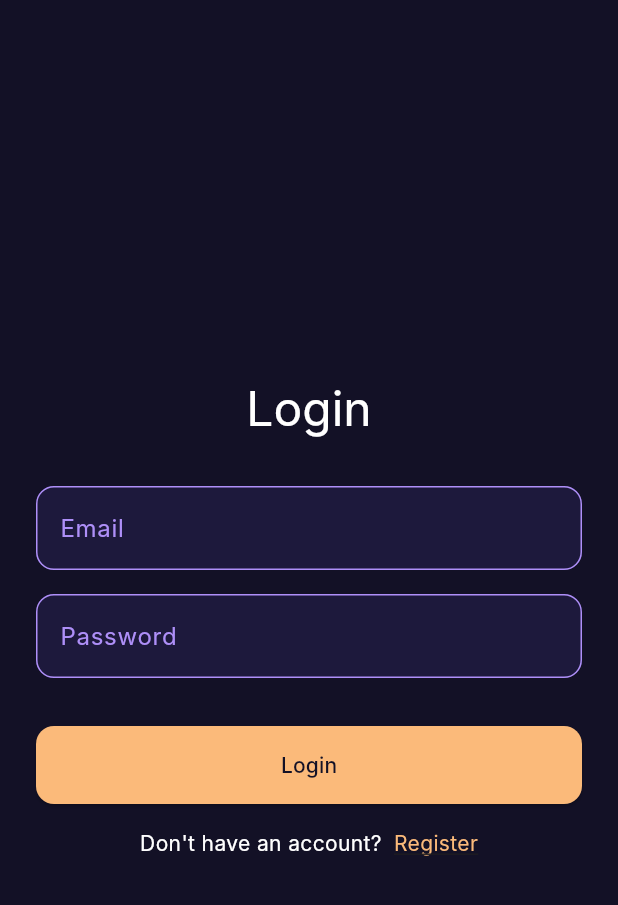
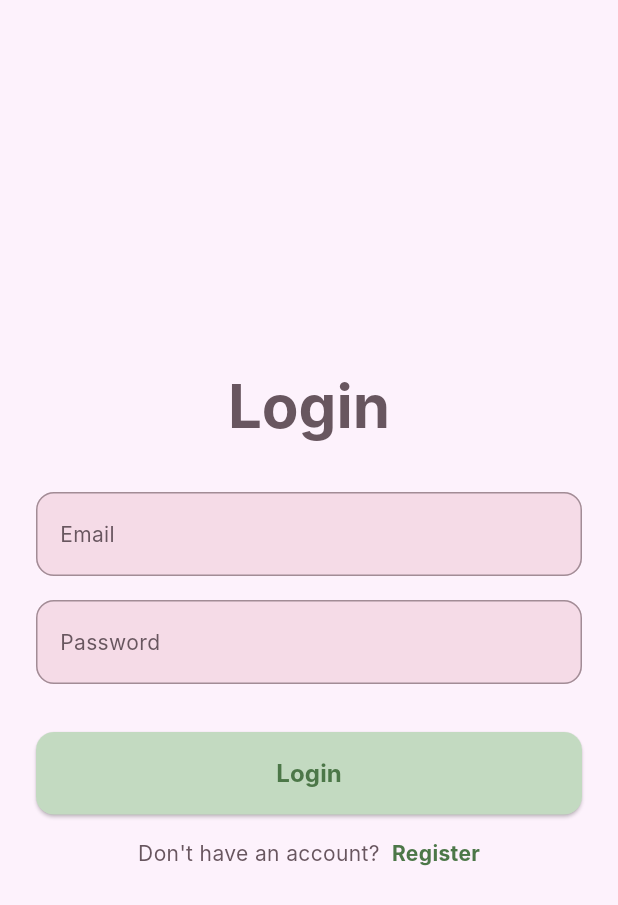
Before and after one commit to hazellenuts/beruang-app, a Flutter app: the screen it shows after launch, on a phone screen of 412 x 824 dp. Shown: the top 905 px of the screen. Run offline on Flutter 3.47's test engine with Material 3 defaults, Android fonts, the phone set to English and light mode, and no system bars; our stand-ins replace cloud_firestore, firebase_auth, firebase_core, phosphor_flutter; missing offline and left inert: multi_thumb_range_slider; accounts and stored records are empty; Roboto replaces fonts that are missing (Inter).

Commit message:
refactor: update color

```diff
--- a/lib/app.dart
+++ b/lib/app.dart
@@ -10,7 +10,7 @@ class BeruangApp extends StatelessWidget {
     return MaterialApp(
       debugShowCheckedModeBanner: false,
       title: 'Beruang',
-      theme: AppTheme.darkTheme(),
+      theme: AppTheme.lightTheme(),
       home: const AuthGate(),
     );
   }
--- a/lib/auth/login_page.dart
+++ b/lib/auth/login_page.dart
@@ -1,6 +1,5 @@
 import 'package:beruang/auth/auth_service.dart';
 import 'package:beruang/auth/signup_page.dart';
-import 'package:beruang/core/constants/colors.dart';
 import 'package:beruang/core/constants/spacing.dart';
 import 'package:beruang/features/home/home_page.dart';
 import 'package:beruang/widgets/app_text_field.dart';
@@ -22,6 +21,7 @@ class _LoginPageState extends State<LoginPage> {
   final TextEditingController _passwordController = TextEditingController();
 
   bool _isLoading = false;
+  bool _hasNavigated = false;
 
   Future<void> _login() async {
     if (!_formKey.currentState!.validate()) return;
@@ -34,25 +34,29 @@ class _LoginPageState extends State<LoginPage> {
         password: _passwordController.text,
       );
 
+      if (!mounted) return;
+
       if (user != null) {
-        // Pindah ke homepage setelah login sukses
-        if (context.mounted) {
+        _hasNavigated = true;
+
         Navigator.pushReplacement(
           context,
           MaterialPageRoute(builder: (_) => const HomePage()),
         );
       }
-      }
     } catch (e) {
-      if (context.mounted) {
+      if (!mounted) return;
+
       ScaffoldMessenger.of(context).showSnackBar(
         SnackBar(content: Text('Login gagal: $e')),
       );
-      }
     } finally {
-      if (mounted) setState(() => _isLoading = false);
+      if (mounted && !_hasNavigated) {
+        setState(() => _isLoading = false);
       }
     }
+  }
+
 
   @override
   Widget build(BuildContext context) {
@@ -67,7 +71,7 @@ class _LoginPageState extends State<LoginPage> {
               children: [
                 Text(
                   "Login",
-                  style: Theme.of(context).textTheme.headlineLarge,
+                  style: Theme.of(context).textTheme.titleLarge,
                 ),
                 const SizedBox(height: AppSpacing.xl),
 
@@ -110,11 +114,11 @@ class _LoginPageState extends State<LoginPage> {
                           MaterialPageRoute(builder: (_) => const SignupPage()),
                         );
                       },
-                      child: const Text(
+                      child: Text(
                         'Register',
-                        style: TextStyle(
-                          color: AppColors.primary,
-                          decoration: TextDecoration.underline,
+                        style: Theme.of(context).textTheme.bodyMedium?.copyWith(
+                              color: Theme.of(context).colorScheme.onPrimary,
+                              fontWeight: FontWeight.bold,
                             ),
                       ),
                     ),
--- a/lib/core/constants/colors.dart
+++ b/lib/core/constants/colors.dart
@@ -1,17 +1,34 @@
 import 'package:flutter/material.dart';
 
 class AppColors {
-  // ===== Base Colors =====
-  static const background = Color(0xFF131126);
-  static const primary = Color(0xFFFBBA7A);
-  static const primaryVariant = Color(0xFFA2784D);
-  static const secondary = Color(0xFFAE8FF8);
-  static const secondaryVariant = Color(0xFF66549A);
-  static const surface = Color(0xFF1D193C);
-  static const surfaceVariant = Color(0xFF2D2465);
-  static const error = Color(0xFFDA5673);
-  static const success = Color(0xFFB6FCF9);
-  static const accent = Colors.white;
+  // dark
+  static const darkBackground = Color(0xFF131126);
+  static const darkprimary = Color(0xFFFBBA7A);
+  static const darkprimaryVariant = Color(0xFFA2784D);
+  static const darksecondary = Color(0xFFAE8FF8);
+  static const darksecondaryVariant = Color(0xFF66549A);
+  static const darksurface = Color(0xFF1D193C);
+  static const darksurfaceVariant = Color(0xFF2D2465);
+  static const darkerror = Color(0xFFDA5673);
+  static const darksuccess = Color(0xFFB6FCF9);
+  static const darkaccent = Colors.white;
+
+  // light
+  static const lightBackground = Color(0xFFFDF2FC);
+  static const lightprimary = Color(0xFFC3DAC1);
+  static const lightprimaryVariant = Color(0xFFA2B3A0);
+  static const lightsecondary = Color(0xFFFFB9CD);
+  static const lightsecondaryVariant = Color(0xFFE493AA);
+  static const lightsurface = Color(0xFFF5DBE7);
+  static const lightsurfaceVariant = Color(0xFFEDCCDB);
+  static const lightOnSecondary = Color(0xFFBF4D6E);
+  static const lightOnPrimary = Color(0xFF4C7748);
+  static const lightaccent = Color(0xFFA28C96);
+  static const lightaccentVariant = Color(0xFFBED3F2);
+  static const lightOnAccent = Color(0xFF678CC2);
+  static const lightTextColor = Color(0xFF68565F);
+
+
 
   // ===== On Colors =====
   static const whiteTextColor = Colors.white;
--- a/lib/core/theme/app_theme.dart
+++ b/lib/core/theme/app_theme.dart
@@ -2,27 +2,42 @@ import 'package:flutter/material.dart';
 import '../constants/colors.dart';
 
 class AppTheme {
-  static ThemeData darkTheme() {
+  static ThemeData lightTheme() {
     return ThemeData(
       useMaterial3: true,
       fontFamily: 'Inter',
-      scaffoldBackgroundColor: AppColors.background,
+      scaffoldBackgroundColor: AppColors.lightBackground,
       textTheme: TextTheme(
-        bodyLarge: TextStyle(color: AppColors.whiteTextColor),
-        bodyMedium: TextStyle(color: AppColors.whiteTextColor),
-        bodySmall: TextStyle(color: AppColors.whiteTextColor),
+        bodyLarge: TextStyle(color: AppColors.lightTextColor, fontSize: 16),
+        bodyMedium: TextStyle(color: AppColors.lightTextColor, fontSize: 14),
+        bodySmall: TextStyle(color: AppColors.lightTextColor, fontSize: 12),
 
-        headlineLarge: TextStyle(color: AppColors.whiteTextColor),
-        headlineMedium: TextStyle(color: AppColors.whiteTextColor),
-        headlineSmall: TextStyle(color: AppColors.whiteTextColor),
+        headlineLarge: TextStyle(color: AppColors.lightTextColor, fontSize: 24, fontWeight: FontWeight.bold),
+        headlineMedium: TextStyle(color: AppColors.lightTextColor, fontSize: 20, fontWeight: FontWeight.bold),
+        headlineSmall: TextStyle(color: AppColors.lightTextColor, fontSize: 18, fontWeight: FontWeight.bold),
 
-        titleLarge: TextStyle(color: AppColors.whiteTextColor),
-        titleMedium: TextStyle(color: AppColors.whiteTextColor),
-        titleSmall: TextStyle(color: AppColors.whiteTextColor),
+        titleLarge: TextStyle(color: AppColors.lightTextColor, fontSize: 40, fontWeight: FontWeight.bold),
+        titleMedium: TextStyle(color: AppColors.lightTextColor, fontSize: 32, fontWeight: FontWeight.bold),
+        titleSmall: TextStyle(color: AppColors.lightTextColor, fontSize: 28, fontWeight: FontWeight.bold),
 
-        labelLarge: TextStyle(color: AppColors.whiteTextColor),
-        labelMedium: TextStyle(color: AppColors.whiteTextColor),
-        labelSmall: TextStyle(color: AppColors.whiteTextColor),
+        labelLarge: TextStyle(color: AppColors.lightaccent, fontSize: 16, fontWeight: FontWeight.bold),
+        labelMedium: TextStyle(color: AppColors.lightaccent, fontSize: 14, fontWeight: FontWeight.bold),
+        labelSmall: TextStyle(color: AppColors.lightaccent, fontSize: 12, fontWeight: FontWeight.bold),
+      ),
+
+      colorScheme: ColorScheme.light(
+        primary: AppColors.lightprimary,
+        primaryContainer: AppColors.lightprimaryVariant,
+        secondary: AppColors.lightsecondary,
+        secondaryContainer: AppColors.lightsecondaryVariant,
+        surface: AppColors.lightsurface,
+        surfaceTint: AppColors.lightsurfaceVariant,
+        onPrimary: AppColors.lightOnPrimary,
+        onSecondary: AppColors.lightOnSecondary,
+        tertiary: AppColors.lightaccent,
+        onTertiary: AppColors.lightOnAccent,
+        tertiaryContainer: AppColors.lightaccentVariant,
+        onBackground: AppColors.lightTextColor
       ),
 
     );
--- a/lib/widgets/app_button.dart
+++ b/lib/widgets/app_button.dart
@@ -1,5 +1,4 @@
 import 'package:flutter/material.dart';
-import '../core/constants/colors.dart';
 import '../core/constants/spacing.dart';
 
 class AppButton extends StatelessWidget {
@@ -24,8 +23,8 @@ class AppButton extends StatelessWidget {
               onPressed: onPressed,
               style: ElevatedButton.styleFrom(
                 padding: const EdgeInsets.symmetric(vertical: AppSpacing.md),
-                backgroundColor: AppColors.primary,
-                foregroundColor: AppColors.darkTextColor,
+                backgroundColor: Theme.of(context).colorScheme.primary,
+                foregroundColor: Theme.of(context).colorScheme.onPrimary,
                 shape: RoundedRectangleBorder(
                   borderRadius: BorderRadius.circular(AppSpacing.borderCard),
                 ),
--- a/lib/widgets/app_text_field.dart
+++ b/lib/widgets/app_text_field.dart
@@ -42,34 +42,35 @@ class AppTextField extends StatelessWidget {
         labelText: label,
         hintText: hint,
         filled: true,
-        fillColor: AppColors.surface,
+        fillColor: Theme.of(context).colorScheme.surface,
 
         /// text styles
-        labelStyle: const TextStyle(color: AppColors.outline),
-        hintStyle: const TextStyle(color: AppColors.outline),
-        floatingLabelBehavior: hideLabel
-          ? FloatingLabelBehavior.never
-          : FloatingLabelBehavior.auto,
+        labelStyle: Theme.of(context).textTheme.bodyMedium,
+        hintStyle: Theme.of(context).textTheme.bodyMedium,
+        // floatingLabelBehavior: hideLabel
+        //   ? FloatingLabelBehavior.never
+        //   : FloatingLabelBehavior.auto,
 
         /// borders
         enabledBorder: OutlineInputBorder(
           borderRadius: BorderRadius.circular(AppSpacing.borderCard),
-          borderSide: const BorderSide(color: AppColors.outline),
+          borderSide: BorderSide(color: Theme.of(context).colorScheme.tertiary),
         ),
         focusedBorder: OutlineInputBorder(
           borderRadius: BorderRadius.circular(AppSpacing.borderCard),
           borderSide: BorderSide(
-            color: Theme.of(context).colorScheme.secondary,
+            color: Theme.of(context).colorScheme.tertiary,
             width: 2,
           ),
         ),
+
         errorBorder: OutlineInputBorder(
           borderRadius: BorderRadius.circular(AppSpacing.borderCard),
-          borderSide: const BorderSide(color: Colors.redAccent),
+          borderSide: BorderSide(color: Theme.of(context).colorScheme.onSecondary),
         ),
         focusedErrorBorder: OutlineInputBorder(
           borderRadius: BorderRadius.circular(AppSpacing.borderCard),
-          borderSide: const BorderSide(color: Colors.redAccent, width: 2),
+          borderSide: BorderSide(color: Theme.of(context).colorScheme.onSecondary, width: 2),
         ),
       ),
     );
```
Also changed, not shown: lib/auth/signup_page.dart (+17 -29 lines), lib/core/constants/category_colors.dart (+11 -11 lines), lib/features/calculator/calculator_page.dart (+60 -34 lines), lib/features/home/home_page.dart (+13 -19 lines), lib/widgets/app_date_field.dart (added, +65 -0 lines), lib/widgets/app_distribution_card.dart (+5 -15 lines), lib/widgets/app_dropdown_field.dart (+13 -12 lines), lib/widgets/app_header.dart (+17 -17 lines), lib/widgets/app_result_card.dart (+24 -9 lines), lib/widgets/app_slider.dart (+5 -5 lines), lib/main.dart (line endings or trailing spaces). Lines whose indentation alone changed are shown as unchanged.
